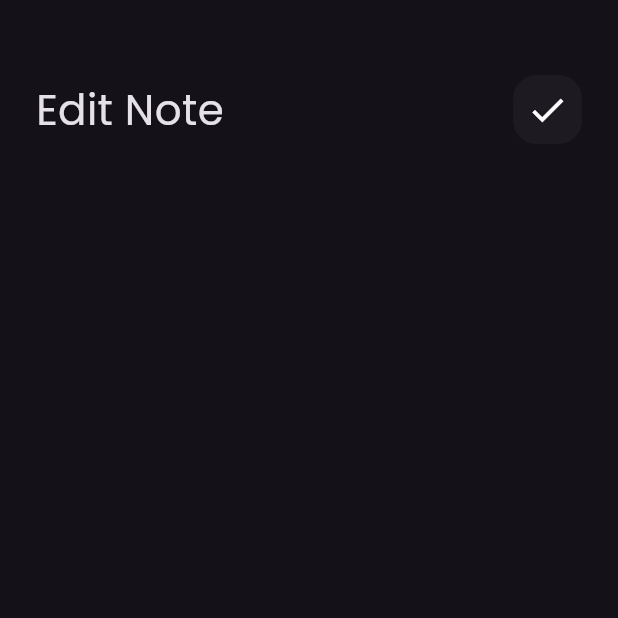
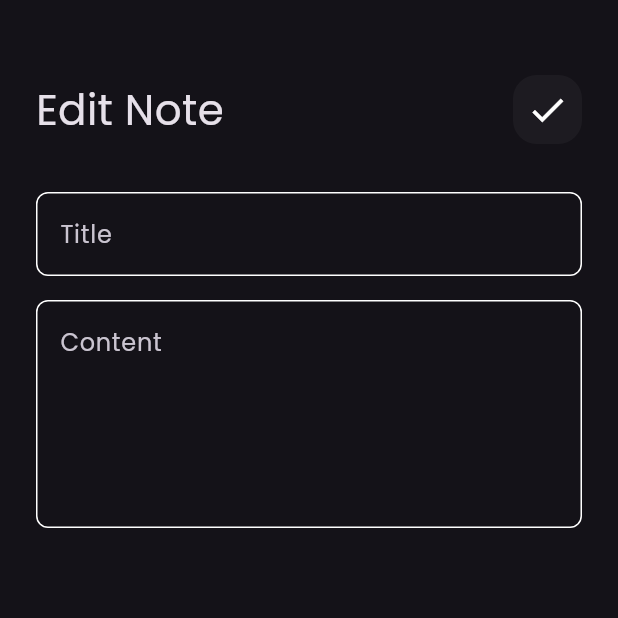
Before and after one commit to Boda300/notes_app, a Flutter app: the EditNoteView screen opened directly, on a phone screen of 412 x 824 dp, the top half of it. Run offline on Flutter 3.47's test engine with Material 3 defaults, Android fonts, the phone set to English and light mode, and no system bars; our stand-ins replace font_awesome_flutter.

Commit message:
edit note view ui done

```diff
--- a/lib/views/widgets/edit_note_view_body.dart
+++ b/lib/views/widgets/edit_note_view_body.dart
@@ -1,5 +1,6 @@
 import 'package:flutter/material.dart';
 import 'package:notes_app/views/widgets/custom_app_bar.dart';
+import 'package:notes_app/views/widgets/custom_text_field.dart';
 
 class EditNoteViewBody extends StatelessWidget {
   const EditNoteViewBody({super.key});
@@ -12,6 +13,10 @@ class EditNoteViewBody extends StatelessWidget {
         children: const [
           SizedBox(height: 50),
           CustomAppBar(titleBage: "Edit Note", icon: Icons.check),
+          SizedBox(height: 32),
+          CustomTextField(hint: "Title"),
+          SizedBox(height: 16),
+          CustomTextField(hint: "Content", maxLines: 5),
         ],
       ),
     );
```
